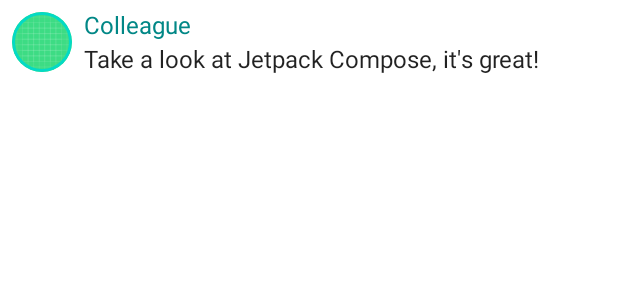
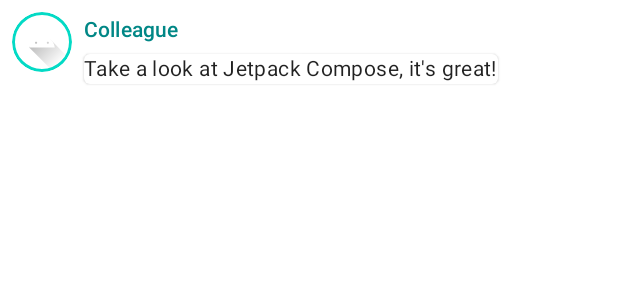
Before and after one commit to turswiming/scut_fun_dialect, an Android app built with Jetpack Compose: the @Preview function PreviewGreeting, on a phone screen of 412 x 824 dp. Shown: the top 300 px of the screen. Run offline under Robolectric (Android 15) with nearby library versions, the phone set to English and light mode, and no system bars.

Commit message:
测试compose的颜色主题系统

```diff
--- a/app/src/main/java/com/scut/fundialect/MainActivity.kt
+++ b/app/src/main/java/com/scut/fundialect/MainActivity.kt
@@ -9,6 +9,7 @@ import androidx.compose.foundation.border
 import androidx.compose.foundation.layout.*
 import androidx.compose.foundation.shape.CircleShape
 import androidx.compose.material.MaterialTheme
+import androidx.compose.material.Surface
 import androidx.compose.material.Text
 import androidx.compose.runtime.Composable
 import androidx.compose.ui.Modifier
@@ -52,7 +53,7 @@ fun PreviewGreeting() {
 fun MessageCard(msg: Message) {
     Row(modifier = Modifier.padding(all = 8.dp)) {
         Image(
-            painter = painterResource(R.drawable.ic_launcher_background),
+            painter = painterResource(R.drawable.ic_launcher_foreground),
             contentDescription = null,
             modifier = Modifier
                 .size(40.dp)
@@ -64,12 +65,22 @@ fun MessageCard(msg: Message) {
 
         Column {
             Text(
-                text = msg.author ,
-                color = MaterialTheme.colors.secondaryVariant
+                text = msg.author,
+                color = MaterialTheme.colors.secondaryVariant ,
+                style = MaterialTheme.typography.subtitle2
             )
 
             Spacer(modifier = Modifier.height(4.dp))
-            Text(text = msg.body)
+            Surface(
+                shape = MaterialTheme.shapes.medium,
+                elevation = 1.dp
+            ) {
+                Text(
+                    text = msg.body,
+                    style = MaterialTheme.typography.body2
+                )
+            }
+
         }
     }
 }
```
